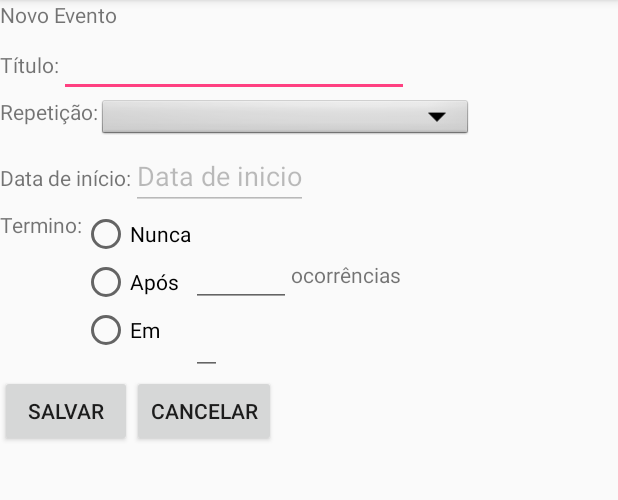
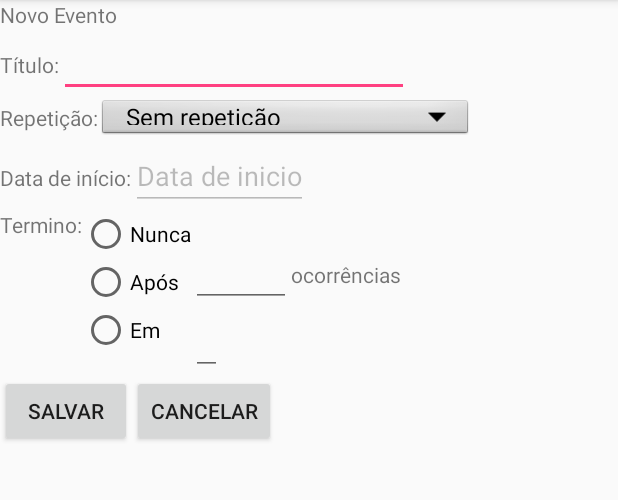
Before and after one commit to kelvinkz/krdcer70, an Android app: the EditEventActivity screen opened directly, with no data from a screen before it, on a phone screen of 412 x 824 dp, the part 84-584 px from its top. Run offline under Robolectric (Android 15) with nearby library versions, the phone set to English and light mode, and no system bars.

Commit message:
editar activity

```diff
--- a/AgendaN70/app/src/main/java/com/engenharia/agendan70/EditEventActivity.java
+++ b/AgendaN70/app/src/main/java/com/engenharia/agendan70/EditEventActivity.java
@@ -1,7 +1,11 @@
 package com.engenharia.agendan70;
 
+import android.content.Intent;
 import android.support.v7.app.AppCompatActivity;
 import android.os.Bundle;
+import android.view.View;
+import android.widget.ArrayAdapter;
+import android.widget.Spinner;
 
 public class EditEventActivity extends AppCompatActivity {
 
@@ -9,5 +13,22 @@ public class EditEventActivity extends AppCompatActivity {
     protected void onCreate(Bundle savedInstanceState) {
         super.onCreate(savedInstanceState);
         setContentView(R.layout.activity_edit_event);
+        Spinner dropdown = (Spinner)findViewById(R.id.spinner1);
+        String[] items = new String[]{"Sem repetição", "Diariamente", "Semanalmente", "Mensalmente", "Anualmente"};
+        ArrayAdapter<String> adapter = new ArrayAdapter<String>(this, android.R.layout.simple_spinner_dropdown_item, items);
+        dropdown.setAdapter(adapter);
+    }
+
+    public void gotoSalvar(View view) {
+
+        // TODO: ACAO DE SALVAR AQUI
+
+        Intent intent = new Intent(this, MainActivity.class);
+        startActivity(intent);
+    }
+
+    public void gotoCancelar(View view) {
+        Intent intent = new Intent(this, MainActivity.class);
+        startActivity(intent);
     }
 }
```
